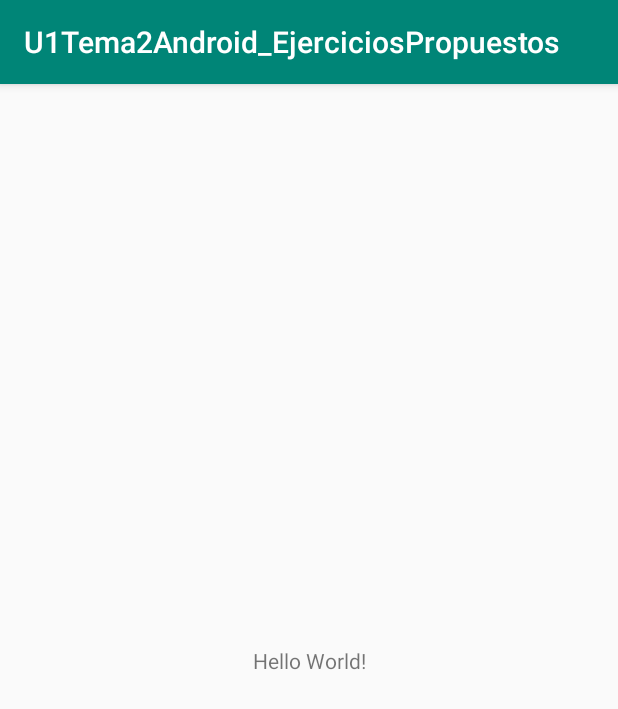
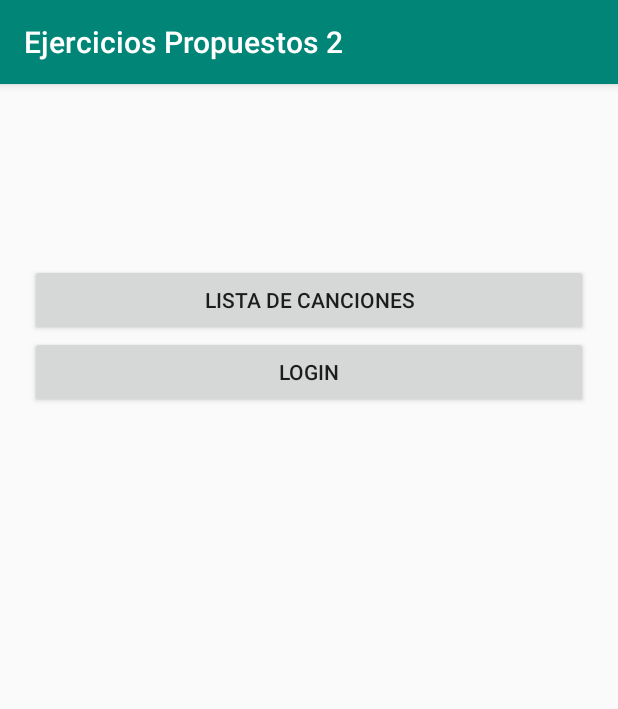
Before and after one commit to ronordonezq/U1Tema2Android_EjerciciosPropuestos, an Android app: the screen it shows after launch (MainActivity), on a phone screen of 412 x 824 dp. Shown: the top 709 px of the screen. Run offline under Robolectric (Android 15) with nearby library versions, the phone set to English and light mode, and no system bars.

Commit message:
Menu de ejercicios propuestos y vistas iniciales

```diff
--- a/app/src/main/AndroidManifest.xml
+++ b/app/src/main/AndroidManifest.xml
@@ -9,6 +9,10 @@
         android:roundIcon="@mipmap/ic_launcher_round"
         android:supportsRtl="true"
         android:theme="@style/AppTheme">
+        <activity android:name=".Login"
+            android:theme="@style/AppthemeNoActionBar"/>
+        <activity android:name=".ListaCanciones"
+            android:theme="@style/AppthemeNoActionBar"/>
         <activity android:name=".MainActivity">
             <intent-filter>
                 <action android:name="android.intent.action.MAIN" />
--- a/app/src/main/res/layout/activity_main.xml
+++ b/app/src/main/res/layout/activity_main.xml
@@ -1,18 +1,25 @@
 <?xml version="1.0" encoding="utf-8"?>
-<androidx.constraintlayout.widget.ConstraintLayout xmlns:android="http://schemas.android.com/apk/res/android"
+<LinearLayout xmlns:android="http://schemas.android.com/apk/res/android"
     xmlns:app="http://schemas.android.com/apk/res-auto"
     xmlns:tools="http://schemas.android.com/tools"
     android:layout_width="match_parent"
     android:layout_height="match_parent"
-    tools:context=".MainActivity">
+    android:orientation="vertical"
+    tools:context=".MainActivity"
+    android:padding="20dp">
 
-    <TextView
-        android:layout_width="wrap_content"
+    <Button
+        android:id="@+id/canciones"
+        android:layout_marginTop="100dp"
+        android:layout_width="match_parent"
         android:layout_height="wrap_content"
-        android:text="Hello World!"
-        app:layout_constraintBottom_toBottomOf="parent"
-        app:layout_constraintLeft_toLeftOf="parent"
-        app:layout_constraintRight_toRightOf="parent"
-        app:layout_constraintTop_toTopOf="parent" />
+        android:text="@string/canciones"
+        android:onClick="ir_lista_canciones"/>
+    <Button
+        android:id="@+id/login"
+        android:layout_width="match_parent"
+        android:layout_height="wrap_content"
+        android:text="@string/login"
+        android:onClick="ir_login"/>
 
-</androidx.constraintlayout.widget.ConstraintLayout>
+</LinearLayout>
--- a/app/src/main/res/values/strings.xml
+++ b/app/src/main/res/values/strings.xml
@@ -1,3 +1,5 @@
 <resources>
-    <string name="app_name">U1Tema2Android_EjerciciosPropuestos</string>
+    <string name="app_name">Ejercicios Propuestos 2</string>
+    <string name="canciones">Lista de canciones</string>
+    <string name="login">Login</string>
 </resources>
--- a/app/src/main/res/values/styles.xml
+++ b/app/src/main/res/values/styles.xml
@@ -7,5 +7,5 @@
         <item name="colorPrimaryDark">@color/colorPrimaryDark</item>
         <item name="colorAccent">@color/colorAccent</item>
     </style>
-
+    <style name="AppthemeNoActionBar" parent="Theme.AppCompat.Light.NoActionBar"/>
 </resources>
```
Also changed, not shown: app/src/main/java/com/example/u1tema2android_ejerciciospropuestos/ListaCanciones.java (added, +14 -0 lines), app/src/main/java/com/example/u1tema2android_ejerciciospropuestos/Login.java (added, +14 -0 lines), app/src/main/java/com/example/u1tema2android_ejerciciospropuestos/MainActivity.java (+10 -0 lines), app/src/main/res/layout/activity_lista_canciones.xml (added, +9 -0 lines), app/src/main/res/layout/activity_login.xml (added, +9 -0 lines).
